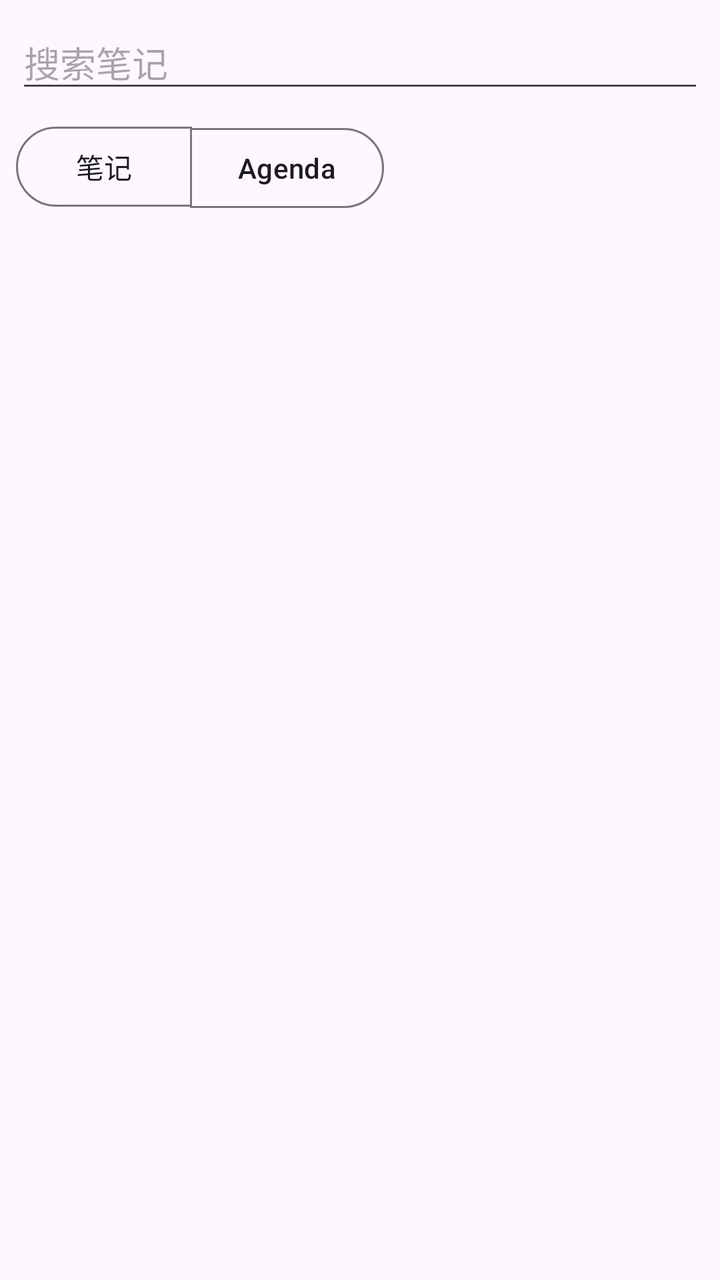
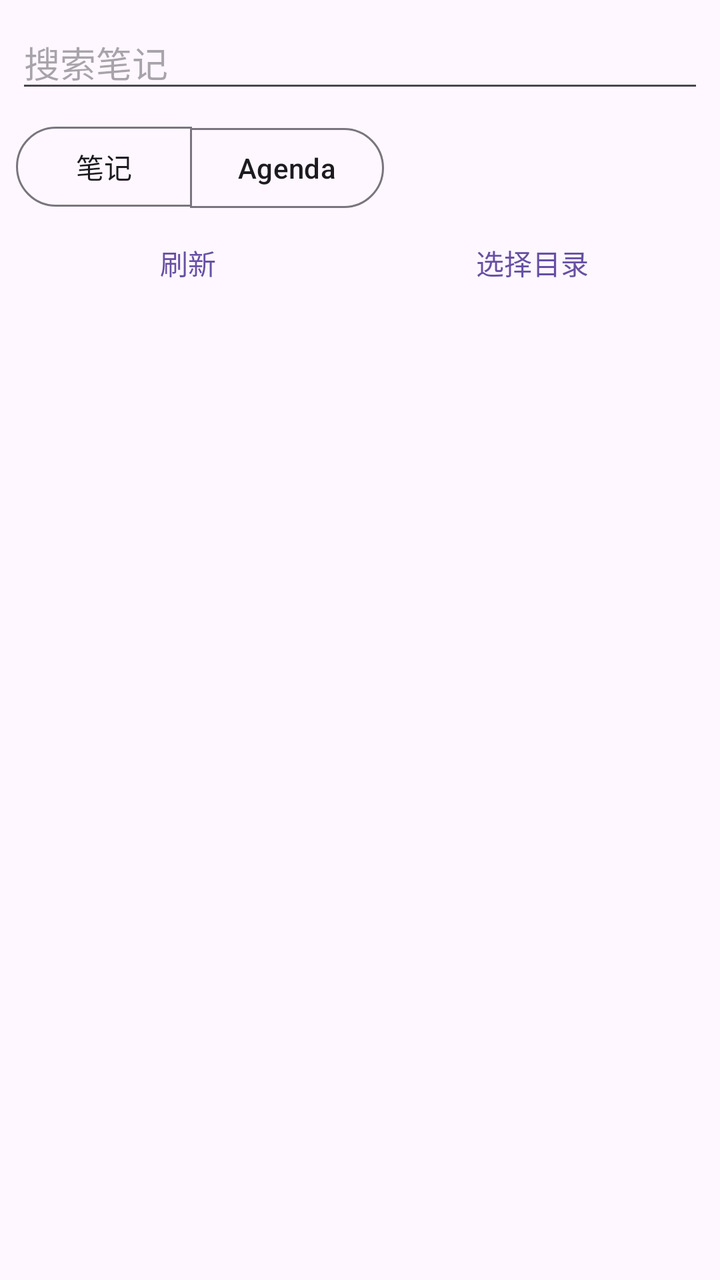

The first picture is an Android layout as it rendered before a commit; the second is the same layout after the commit. The layout source and the unified diff follow.
<!-- AndroidManifest.xml: application theme Theme.Seshat -->
<!-- res/layout/fragment_notes.xml -->
<?xml version="1.0" encoding="utf-8"?>
<LinearLayout xmlns:android="http://schemas.android.com/apk/res/android"
    xmlns:app="http://schemas.android.com/apk/res-auto"
    android:layout_width="match_parent"
    android:layout_height="match_parent"
    android:orientation="vertical">

    
    <EditText
        android:id="@+id/notesSearch"
        android:layout_width="match_parent"
        android:layout_height="wrap_content"
        android:layout_margin="8dp"
        android:hint="@string/notes_search_hint"
        android:imeOptions="actionSearch"
        android:inputType="text"
        android:maxLines="1"
        android:importantForAutofill="no" />

    
    <com.google.android.material.button.MaterialButtonToggleGroup
        android:id="@+id/notesSegmentGroup"
        android:layout_width="match_parent"
        android:layout_height="wrap_content"
        android:layout_marginStart="8dp"
        android:layout_marginEnd="8dp"
        app:selectionRequired="true"
        app:singleSelection="true">

        <com.google.android.material.button.MaterialButton
            android:id="@+id/segmentNotes"
            style="?attr/materialButtonOutlinedStyle"
            android:layout_width="wrap_content"
            android:layout_height="wrap_content"
            android:checked="true"
            android:text="@string/notes_tab_notes" />

        <com.google.android.material.button.MaterialButton
            android:id="@+id/segmentAgenda"
            style="?attr/materialButtonOutlinedStyle"
            android:layout_width="wrap_content"
            android:layout_height="wrap_content"
            android:text="@string/notes_tab_agenda" />
    </com.google.android.material.button.MaterialButtonToggleGroup>

    
    <ProgressBar
        android:id="@+id/notesLoading"
        android:layout_width="wrap_content"
        android:layout_height="wrap_content"
        android:layout_gravity="center_horizontal"
        android:layout_marginTop="8dp"
        android:visibility="gone" />

    
    <TextView
        android:id="@+id/notesEmpty"
        android:layout_width="match_parent"
        android:layout_height="wrap_content"
        android:gravity="center"
        android:padding="24dp"
        android:text="@string/notes_empty"
        android:visibility="gone" />

    
    <androidx.recyclerview.widget.RecyclerView
        android:id="@+id/notesList"
        android:layout_width="match_parent"
        android:layout_height="0dp"
        android:layout_weight="1"
        android:clipToPadding="false"
        android:padding="8dp" />

    
    <LinearLayout
        android:layout_width="match_parent"
        android:layout_height="wrap_content"
        android:orientation="horizontal"
        android:padding="8dp">

        <com.google.android.material.button.MaterialButton
            android:id="@+id/notesSyncButton"
            android:layout_width="0dp"
            android:layout_height="wrap_content"
            android:layout_weight="1"
            android:text="@string/notes_sync"
            android:visibility="gone" />
    </LinearLayout>
</LinearLayout>
<!-- resources referenced by this layout -->
<resources>
  <string name="notes_empty">还没有笔记</string>
  <string name="notes_search_hint">搜索笔记</string>
  <string name="notes_sync">同步</string>
  <string name="notes_tab_agenda">Agenda</string>
  <string name="notes_tab_notes">笔记</string>
  <style name="Theme.Seshat" parent="Theme.Material3.DayNight.NoActionBar" />
</resources>

<!-- the commit's change to res/layout/fragment_notes.xml (unified diff, before → after) -->
@@ -44,6 +44,31 @@
     </com.google.android.material.button.MaterialButtonToggleGroup>
 
     
+    <LinearLayout
+        android:layout_width="match_parent"
+        android:layout_height="wrap_content"
+        android:orientation="horizontal"
+        android:paddingStart="8dp"
+        android:paddingEnd="8dp">
+
+        <com.google.android.material.button.MaterialButton
+            android:id="@+id/refreshNotesButton"
+            style="@style/Widget.Material3.Button.TextButton"
+            android:layout_width="0dp"
+            android:layout_height="wrap_content"
+            android:layout_weight="1"
+            android:text="@string/notes_refresh" />
+
+        <com.google.android.material.button.MaterialButton
+            android:id="@+id/pickNotesDirButton"
+            style="@style/Widget.Material3.Button.TextButton"
+            android:layout_width="0dp"
+            android:layout_height="wrap_content"
+            android:layout_weight="1"
+            android:text="@string/notes_pick_dir" />
+    </LinearLayout>
+
+    
     <ProgressBar
         android:id="@+id/notesLoading"
         android:layout_width="wrap_content"
@@ -70,20 +95,4 @@
         android:layout_weight="1"
         android:clipToPadding="false"
         android:padding="8dp" />
-
-    
-    <LinearLayout
-        android:layout_width="match_parent"
-        android:layout_height="wrap_content"
-        android:orientation="horizontal"
-        android:padding="8dp">
-
-        <com.google.android.material.button.MaterialButton
-            android:id="@+id/notesSyncButton"
-            android:layout_width="0dp"
-            android:layout_height="wrap_content"
-            android:layout_weight="1"
-            android:text="@string/notes_sync"
-            android:visibility="gone" />
-    </LinearLayout>
 </LinearLayout>
<!-- resource entries referenced after the edit -->
@@ -1,8 +1,9 @@
 <!-- resources referenced by this layout -->
 <resources>
   <string name="notes_empty">还没有笔记</string>
+  <string name="notes_pick_dir">选择目录</string>
+  <string name="notes_refresh">刷新</string>
   <string name="notes_search_hint">搜索笔记</string>
-  <string name="notes_sync">同步</string>
   <string name="notes_tab_agenda">Agenda</string>
   <string name="notes_tab_notes">笔记</string>
   <style name="Theme.Seshat" parent="Theme.Material3.DayNight.NoActionBar" />
